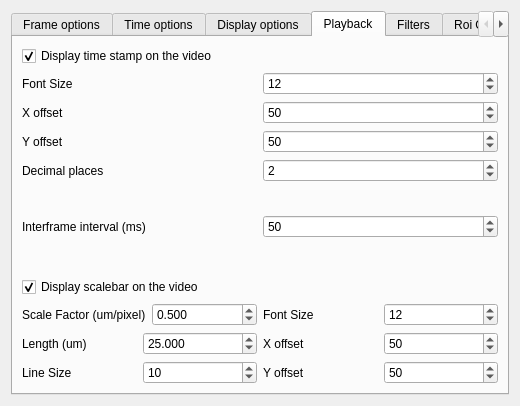
First picture: the form in ProcessOptionsGui.ui, repository fedeceri85/robopy2, before the edit.
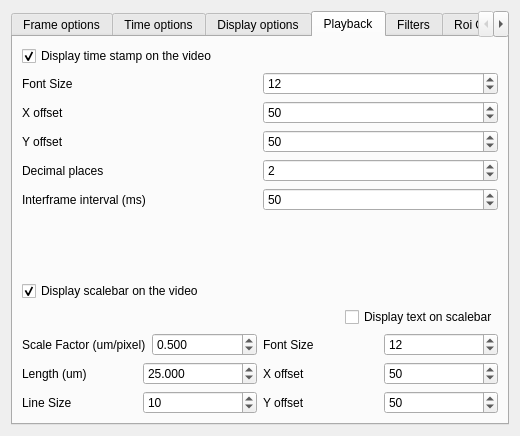
Second picture: the form after the edit. The open tabs and pages were chosen to show the change.

Commit message: Remove text from scalebar checkbox

```diff
--- a/ProcessOptionsGui.ui
+++ b/ProcessOptionsGui.ui
@@ -7,7 +7,7 @@
     <x>0</x>
     <y>0</y>
     <width>520</width>
-    <height>406</height>
+    <height>436</height>
    </rect>
   </property>
   <property name="windowTitle">
@@ -672,7 +672,7 @@
       <attribute name="title">
        <string>Playback</string>
       </attribute>
-      <layout class="QVBoxLayout" name="verticalLayout_9">
+      <layout class="QVBoxLayout" name="verticalLayout_11">
        <item>
         <widget class="QCheckBox" name="displayTimesCheckBox">
          <property name="text">
@@ -767,19 +767,6 @@
          </item>
         </layout>
        </item>
-       <item>
-        <spacer name="verticalSpacer_2">
-         <property name="orientation">
-          <enum>Qt::Vertical</enum>
-         </property>
-         <property name="sizeHint" stdset="0">
-          <size>
-           <width>20</width>
-           <height>40</height>
-          </size>
-         </property>
-        </spacer>
-       </item>
        <item>
         <layout class="QHBoxLayout" name="horizontalLayout_18">
          <item>
@@ -802,18 +789,20 @@
         </layout>
        </item>
        <item>
-        <spacer name="verticalSpacer_3">
+        <spacer name="verticalSpacer_2">
          <property name="orientation">
           <enum>Qt::Vertical</enum>
          </property>
          <property name="sizeHint" stdset="0">
           <size>
            <width>20</width>
-           <height>45</height>
+           <height>40</height>
           </size>
          </property>
         </spacer>
        </item>
+       <item>
+        <layout class="QVBoxLayout" name="verticalLayout_9">
        <item>
         <widget class="QCheckBox" name="scalebarCheckBox">
          <property name="text">
@@ -825,6 +814,38 @@
         </widget>
        </item>
        <item>
+          <layout class="QHBoxLayout" name="horizontalLayout_27">
+           <item>
+            <spacer name="horizontalSpacer_6">
+             <property name="orientation">
+              <enum>Qt::Horizontal</enum>
+             </property>
+             <property name="sizeHint" stdset="0">
+              <size>
+               <width>40</width>
+               <height>20</height>
+              </size>
+             </property>
+            </spacer>
+           </item>
+           <item>
+            <widget class="QCheckBox" name="textOnScalebarCheckBox">
+             <property name="enabled">
+              <bool>true</bool>
+             </property>
+             <property name="text">
+              <string>Display text on scalebar</string>
+             </property>
+             <property name="checked">
+              <bool>false</bool>
+             </property>
+            </widget>
+           </item>
+          </layout>
+         </item>
+        </layout>
+       </item>
+       <item>
         <layout class="QHBoxLayout" name="horizontalLayout_16">
          <item>
           <layout class="QVBoxLayout" name="verticalLayout_7">
```
Left out of the diff: 7 changed lines with no effect on the pictures. Lines whose indentation alone changed are shown as unchanged. The commit also changes 3 other files.
